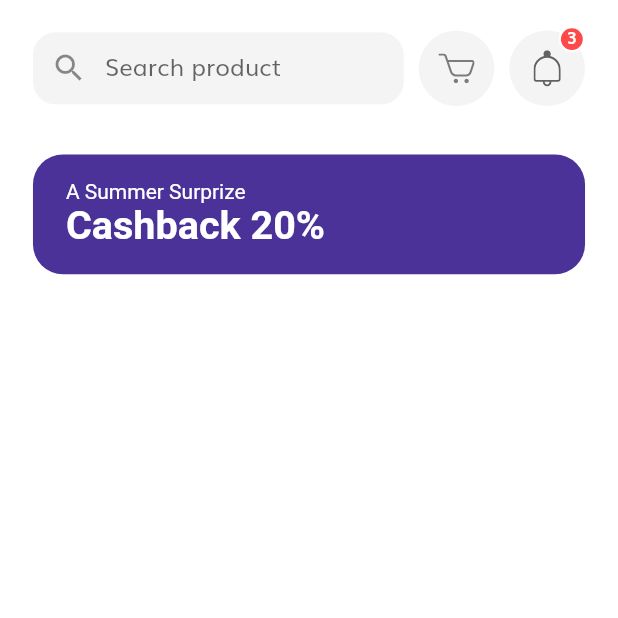
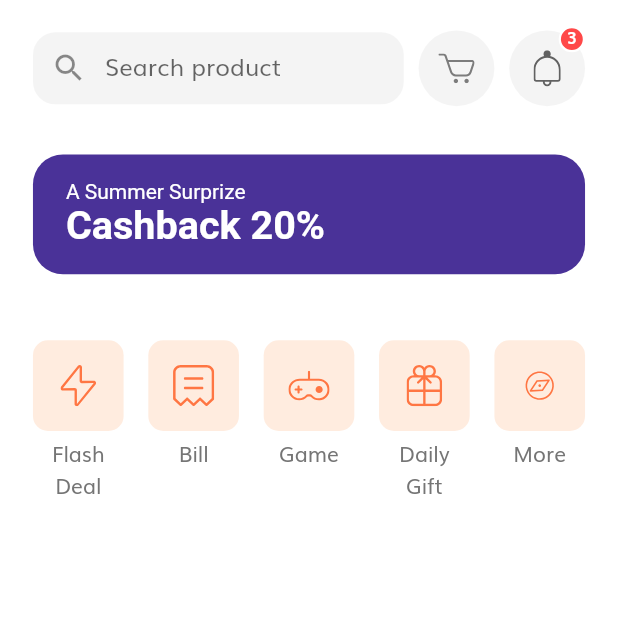
Before and after one commit to Yousuf7075/tokoto_ecom_ui, a Flutter app: the HomeScreen screen opened by its route, on a phone screen of 412 x 824 dp, the top half of it. Run offline on Flutter 3.47's test engine with Material 2 defaults, Android fonts, the phone set to English and light mode, and no system bars; our stand-ins replace flutter_svg.

Commit message:
completed home categories section

```diff
--- a/lib/screens/home/components/body.dart
+++ b/lib/screens/home/components/body.dart
@@ -1,5 +1,6 @@
 import 'package:flutter/cupertino.dart';
 import 'package:flutter/material.dart';
+import 'package:tokoto_ecom/screens/home/components/categories.dart';
 import 'package:tokoto_ecom/screens/home/components/discount_banner.dart';
 import 'package:tokoto_ecom/size_config.dart';
 import 'home_header.dart';
@@ -15,6 +16,7 @@ class Body extends StatelessWidget {
             HomeHeader(),
             SizedBox(height: getProportionateScreenHeight(10)),
             DiscountBanner(),
+            Categories()
           ],
         ),
       ),
--- /dev/null
+++ b/lib/screens/home/components/categories.dart
@@ -0,0 +1,68 @@
+import 'package:flutter/material.dart';
+import 'package:flutter_svg/svg.dart';
+
+import '../../../size_config.dart';
+
+class Categories extends StatelessWidget {
+  @override
+  Widget build(BuildContext context) {
+    List<Map<String, dynamic>> categories = [
+      {"icon": "assets/icons/Flash Icon.svg", "text": "Flash Deal"},
+      {"icon": "assets/icons/Bill Icon.svg", "text": "Bill"},
+      {"icon": "assets/icons/Game Icon.svg", "text": "Game"},
+      {"icon": "assets/icons/Gift Icon.svg", "text": "Daily Gift"},
+      {"icon": "assets/icons/Discover.svg", "text": "More"},
+    ];
+    return Padding(
+      padding: EdgeInsets.all(getProportionateScreenWidth(20)),
+      child: Row(
+          mainAxisAlignment: MainAxisAlignment.spaceBetween,
+          crossAxisAlignment: CrossAxisAlignment.start,
+          children: List.generate(
+              categories.length,
+              (index) => CategoryCard(
+                  icon: categories[index]["icon"],
+                  text: categories[index]["text"],
+                  press: () {
+                    print("clicked on: ${categories[index]["text"]}");
+                  })
+          )
+      ),
+    );
+  }
+}
+
+class CategoryCard extends StatelessWidget {
+  const CategoryCard(
+      {Key key, @required this.icon, @required this.text, @required this.press})
+      : super(key: key);
+
+  final String icon, text;
+  final GestureTapCallback press;
+
+  @override
+  Widget build(BuildContext context) {
+    return GestureDetector(
+      onTap: press,
+      child: SizedBox(
+        width: getProportionateScreenWidth(55),
+        child: Column(
+          children: [
+            Container(
+              padding: EdgeInsets.all(getProportionateScreenWidth(15)),
+              height: getProportionateScreenWidth(55),
+              width: getProportionateScreenWidth(55),
+              decoration: BoxDecoration(
+                color: Color(0xFFFFECDF),
+                borderRadius: BorderRadius.circular(10),
+              ),
+              child: SvgPicture.asset(icon),
+            ),
+            SizedBox(height: 5),
+            Text(text, textAlign: TextAlign.center)
+          ],
+        ),
+      ),
+    );
+  }
+}
```
Lines whose indentation alone changed are shown as unchanged.
